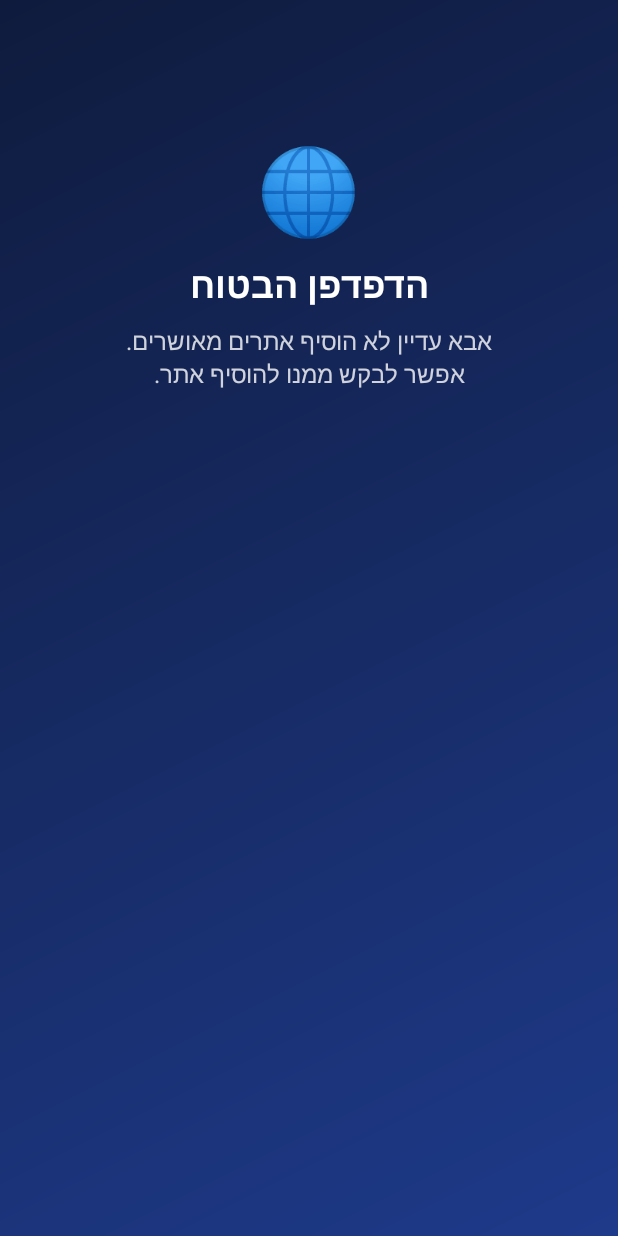
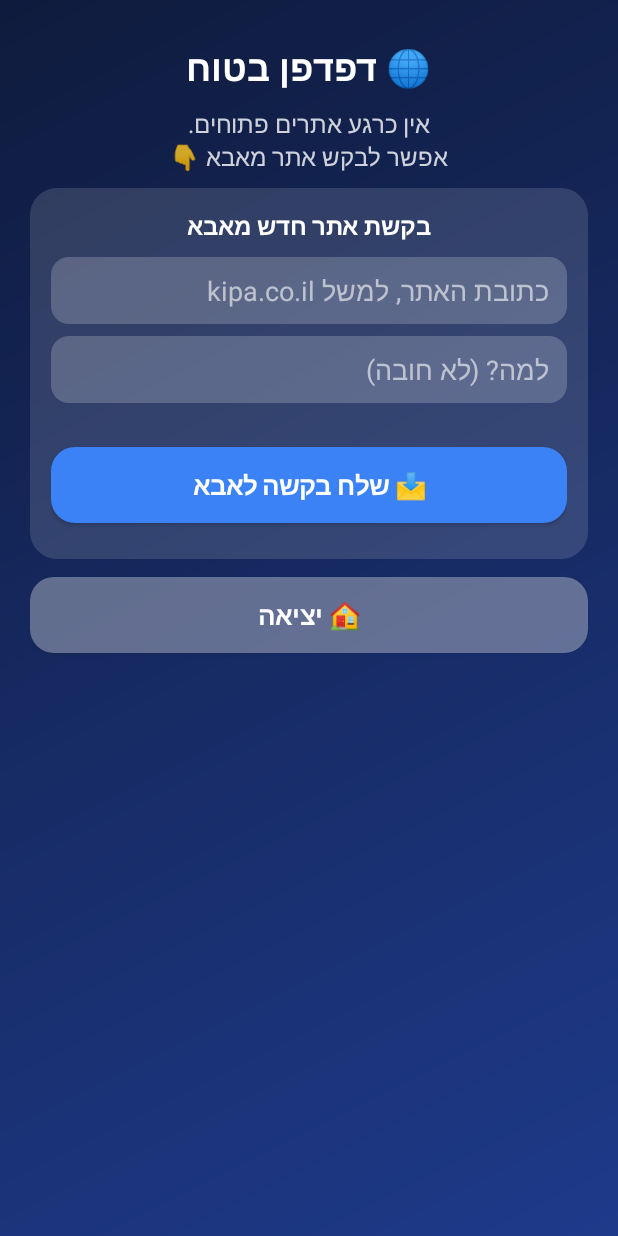
Before and after one commit to emona501-prog/chasima-chachama, an Android app: the WebActivity screen opened directly, with no data from a screen before it, on a phone screen of 412 x 824 dp. Run offline under Robolectric (Android 15) with nearby library versions, the phone set to English and light mode, and no system bars; network calls fail.

Commit message:
גרסה 1.3: דפדפן בטוח עם בקשות אתרים, חסימת כל הדפדפנים, הרשאות זמניות
Co-Authored-By: Claude Opus 4.8 <noreply@anthropic.com>
Claude-Session: https://claude.ai/code/session_0195kGD8tPVaXxMhX1FnFMUU

```diff
--- a/android/app/src/main/java/com/chaiapps/chasima/BlockActivity.java
+++ b/android/app/src/main/java/com/chaiapps/chasima/BlockActivity.java
@@ -113,9 +113,8 @@ public class BlockActivity extends Activity {
                 }).start();
             });
         }
-        org.json.JSONArray sites = Cfg.cfg(this).optJSONArray("sites");
-        if (Rules.isBrowser(this, pkg) && sites != null && sites.length() > 0) {
-            Ui.button(this, l, "🌐 דפדפן בטוח (אתרים מאושרים)", Ui.GREEN, v -> {
+        if (Rules.isBrowser(this, pkg)) {
+            Ui.button(this, l, "🌐 דפדפן בטוח / בקשת אתר", Ui.GREEN, v -> {
                 startActivity(new Intent(this, WebActivity.class).addFlags(Intent.FLAG_ACTIVITY_NEW_TASK));
                 finish();
             });
--- a/android/app/src/main/java/com/chaiapps/chasima/WebActivity.java
+++ b/android/app/src/main/java/com/chaiapps/chasima/WebActivity.java
@@ -1,10 +1,13 @@
 package com.chaiapps.chasima;
 
 import android.app.Activity;
+import android.content.Intent;
 import android.graphics.Color;
-import android.graphics.Typeface;
 import android.net.Uri;
 import android.os.Bundle;
+import android.os.Handler;
+import android.os.Looper;
+import android.text.InputType;
 import android.view.Gravity;
 import android.view.View;
 import android.view.ViewGroup;
@@ -12,99 +15,201 @@ import android.webkit.WebResourceRequest;
 import android.webkit.WebResourceResponse;
 import android.webkit.WebView;
 import android.webkit.WebViewClient;
-import android.widget.Button;
+import android.widget.EditText;
 import android.widget.LinearLayout;
-import android.widget.TextView;
 
 import org.json.JSONArray;
 import org.json.JSONObject;
 
 import java.io.ByteArrayInputStream;
 import java.util.ArrayList;
+import java.util.Iterator;
 import java.util.List;
 import java.util.Locale;
 
-/** דפדפן בטוח מובנה – נפתח רק אתרים שההורה אישר. */
+/** דפדפן בטוח: נפתח רק אתרים שאבא אישר (קבוע או לזמן מוגבל). הילד יכול לבקש אתר חדש. */
 public class WebActivity extends Activity {
 
     private WebView web;
-    private List<String> allow = new ArrayList<>();
+    private final Handler h = new Handler(Looper.getMainLooper());
+
+    private final Runnable guard = new Runnable() {
+        @Override
+        public void run() {
+            // אם ההרשאה פגה באמצע הגלישה – חוזרים למסך הבקשות
+            if (web != null && web.getUrl() != null && !ok(web.getUrl())) showMenu();
+            else h.postDelayed(this, 20000);
+        }
+    };
 
     @Override
     protected void onCreate(Bundle b) {
         super.onCreate(b);
-        allow = sites();
-        if (allow.isEmpty()) {
-            showEmpty();
-            return;
+        String open = getIntent() != null ? getIntent().getStringExtra("open") : null;
+        if (open != null && ok(open)) openSite(open);
+        else showMenu();
+    }
+
+    // ---------- רשימת אתרים מותרים כרגע ----------
+    private List<String> allowedHosts() {
+        List<String> out = new ArrayList<>();
+        JSONObject cfg = Cfg.cfg(this);
+        JSONArray a = cfg.optJSONArray("sites");
+        if (a != null) for (int i = 0; i < a.length(); i++) {
+            String hst = host(a.optString(i, ""));
+            if (!hst.isEmpty()) out.add(hst);
         }
+        JSONObject g = cfg.optJSONObject("grants");
+        if (g != null) {
+            long now = System.currentTimeMillis();
+            Iterator<String> it = g.keys();
+            while (it.hasNext()) {
+                String k = it.next();
+                if (g.optLong(k, 0) > now) out.add(k.replace(',', '.'));
+            }
+        }
+        return out;
+    }
+
+    private long grantLeft(String host) {
+        JSONObject g = Cfg.cfg(this).optJSONObject("grants");
+        if (g == null) return 0;
+        long exp = g.optLong(host.replace('.', ','), 0);
+        return Math.max(0, exp - System.currentTimeMillis());
+    }
+
+    private String host(String url) {
+        try {
+            String u = url.trim();
+            if (!u.startsWith("http")) u = "https://" + u;
+            String hst = Uri.parse(u).getHost();
+            return hst == null ? "" : hst.toLowerCase(Locale.US).replaceFirst("^www\\.", "");
+        } catch (Exception e) {
+            return "";
+        }
+    }
+
+    private boolean ok(String url) {
+        String hst = host(url);
+        if (hst.isEmpty()) return false;
+        for (String a : allowedHosts())
+            if (!a.isEmpty() && (hst.equals(a) || hst.endsWith("." + a))) return true;
+        return false;
+    }
+
+    // ---------- תצוגת הדפדפן ----------
+    private void openSite(String url) {
+        h.removeCallbacks(guard);
         web = new WebView(this);
         web.getSettings().setJavaScriptEnabled(true);
         web.getSettings().setDomStorageEnabled(true);
         web.setWebViewClient(new WebViewClient() {
             @Override
             public boolean shouldOverrideUrlLoading(WebView v, WebResourceRequest r) {
-                return !ok(r.getUrl().toString());
+                if (ok(r.getUrl().toString())) return false;
+                showMenu();
+                return true;
             }
 
             @Override
             public WebResourceResponse shouldInterceptRequest(WebView v, WebResourceRequest r) {
-                if (r.isForMainFrame() && !ok(r.getUrl().toString())) {
+                if (r.isForMainFrame() && !ok(r.getUrl().toString()))
                     return new WebResourceResponse("text/html", "utf-8",
-                            new ByteArrayInputStream("<h3 dir=rtl>האתר הזה חסום</h3>".getBytes()));
-                }
+                            new ByteArrayInputStream("<h3 dir=rtl>האתר חסום</h3>".getBytes()));
                 return null;
             }
         });
         setContentView(web);
-        web.loadUrl(norm(allow.get(0)));
+        web.loadUrl(url.startsWith("http") ? url : "https://" + url);
+        h.postDelayed(guard, 20000);
     }
 
-    private List<String> sites() {
-        List<String> out = new ArrayList<>();
-        JSONArray a = Cfg.cfg(this).optJSONArray("sites");
-        if (a != null) for (int i = 0; i < a.length(); i++) {
-            String s = a.optString(i, "").trim();
-            if (!s.isEmpty()) out.add(s);
+    // ---------- מסך בקשות ----------
+    private void showMenu() {
+        h.removeCallbacks(guard);
+        web = null;
+        LinearLayout l = Ui.screen(this);
+        Ui.text(this, l, "🌐 דפדפן בטוח", 24, Color.WHITE, true);
+
+        List<String> hosts = allowedHosts();
+        if (hosts.isEmpty()) {
+            Ui.text(this, l, "אין כרגע אתרים פתוחים.\nאפשר לבקש אתר מאבא 👇", 16, 0xCCFFFFFF, false);
+        } else {
+            Ui.text(this, l, "אתרים פתוחים עכשיו:", 15, 0xCCFFFFFF, false);
+            for (final String hst : hosts) {
+                long left = grantLeft(hst);
+                String label = "🔓 " + hst + (left > 0 ? "  (" + (left / 60000 + 1) + " ד׳)" : "");
+                Ui.button(this, l, label, Ui.GREEN, v -> openSite("https://" + hst));
+            }
         }
-        return out;
+
+        LinearLayout c = Ui.card(this, l);
+        Ui.text(this, c, "בקשת אתר חדש מאבא", 16, Color.WHITE, true);
+        final EditText url = new EditText(this);
+        url.setHint("כתובת האתר, למשל kipa.co.il");
+        url.setInputType(InputType.TYPE_TEXT_VARIATION_URI);
+        style(url);
+        c.addView(url);
+        final EditText why = new EditText(this);
+        why.setHint("למה? (לא חובה)");
+        style(why);
+        LinearLayout.LayoutParams wp = new LinearLayout.LayoutParams(
+                ViewGroup.LayoutParams.MATCH_PARENT, ViewGroup.LayoutParams.WRAP_CONTENT);
+        wp.topMargin = Ui.dp(this, 8);
+        c.addView(why, wp);
+        final android.widget.TextView st = Ui.text(this, c, "", 14, 0xFFBBF7D0, false);
+        Ui.button(this, c, "📩 שלח בקשה לאבא", Ui.BLUE, v -> {
+            final String hst = host(url.getText().toString());
+            if (hst.isEmpty()) {
+                st.setText("כתובת לא תקינה");
+                return;
+            }
+            st.setText("שולח...");
+            new Thread(() -> {
+                boolean okk = request(hst, url.getText().toString().trim(), why.getText().toString().trim());
+                runOnUiThread(() -> st.setText(okk ? "✅ הבקשה נשלחה לאבא" : "❌ אין אינטרנט"));
+            }).start();
+        });
+
+        Ui.button(this, l, "🏠 יציאה", 0x55FFFFFF, v -> finish());
     }
 
-    private String norm(String s) {
-        if (!s.startsWith("http")) s = "https://" + s;
-        return s;
+    private void style(EditText e) {
+        e.setTextColor(Color.WHITE);
+        e.setHintTextColor(0x99FFFFFF);
+        android.graphics.drawable.GradientDrawable g = new android.graphics.drawable.GradientDrawable();
+        g.setColor(0x33FFFFFF);
+        g.setCornerRadius(Ui.dp(this, 12));
+        e.setBackground(g);
+        e.setPadding(Ui.dp(this, 12), Ui.dp(this, 10), Ui.dp(this, 12), Ui.dp(this, 10));
     }
 
-    private String host(String url) {
+    private boolean request(String hst, String url, String why) {
         try {
-            String h = Uri.parse(norm(url)).getHost();
-            return h == null ? "" : h.toLowerCase(Locale.US).replaceFirst("^www\\.", "");
+            JSONObject r = new JSONObject();
+            r.put("host", hst);
+            r.put("url", url);
+            if (!why.isEmpty()) r.put("msg", why);
+            r.put("t", new JSONObject().put(".sv", "timestamp"));
+            Fb.put("d/" + Cfg.deviceId(this) + "/sitereq/" + hst.replace('.', ','), r.toString());
+            if (!why.isEmpty()) ChatActivity.sendMsg(this, "🌐 ביקשתי להיכנס ל-" + hst + ": " + why);
+            return true;
         } catch (Exception e) {
-            return "";
+            return false;
         }
     }
 
-    private boolean ok(String url) {
-        String h = host(url);
-        if (h.isEmpty()) return false;
-        for (String s : allow) {
-            String a = host(s);
-            if (!a.isEmpty() && (h.equals(a) || h.endsWith("." + a))) return true;
-        }
-        return false;
-    }
-
-    private void showEmpty() {
-        LinearLayout l = Ui.screen(this);
-        Ui.text(this, l, "🌐", 56, Color.WHITE, false).setPadding(0, Ui.dp(this, 60), 0, 0);
-        Ui.text(this, l, "הדפדפן הבטוח", 24, Color.WHITE, true);
-        Ui.text(this, l, "אבא עדיין לא הוסיף אתרים מאושרים.\nאפשר לבקש ממנו להוסיף אתר.", 16, 0xCCFFFFFF, false);
+    @Override
+    protected void onResume() {
+        super.onResume();
+        if (web == null) showMenu();
     }
 
     @Override
     @SuppressWarnings("deprecation")
     public void onBackPressed() {
         if (web != null && web.canGoBack()) web.goBack();
+        else if (web != null) showMenu();
         else super.onBackPressed();
     }
 }
```
Also changed, not shown: 3 other files.
